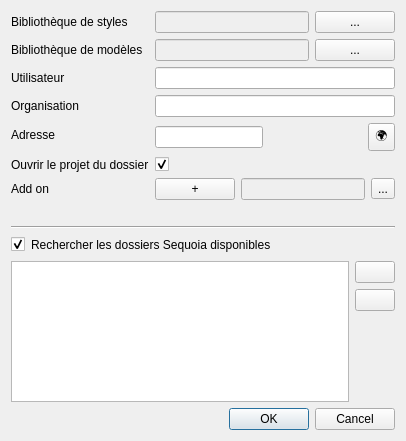
Above: qsequoia2/modules/global_settings/global_settings.ui from SequoiApp/Qsequoia2 before the change. Below: the same form after it.
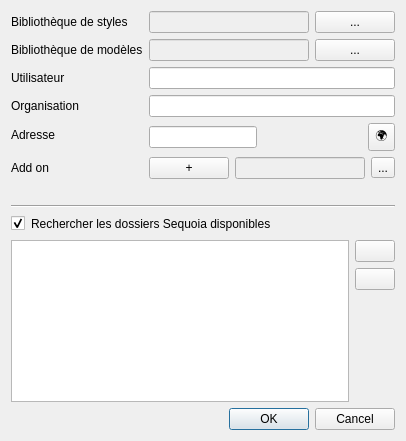
That is the form after the change.

Commit message: remove open project option

Diff of the .ui file:
```diff
--- a/qsequoia2/modules/global_settings/global_settings.ui
+++ b/qsequoia2/modules/global_settings/global_settings.ui
@@ -134,33 +134,13 @@
       </layout>
      </item>
      <item row="5" column="0">
-      <widget class="QLabel" name="label_4">
-       <property name="text">
-        <string>Ouvrir le projet du dossier</string>
-       </property>
-      </widget>
-     </item>
-     <item row="5" column="1">
-      <widget class="QCheckBox" name="cb_open_project">
-       <property name="toolTip">
-        <string>Ouvre ou créé un projet QGIS lors du chargement d'un dossier </string>
-       </property>
-       <property name="text">
-        <string/>
-       </property>
-       <property name="checked">
-        <bool>true</bool>
-       </property>
-      </widget>
-     </item>
-     <item row="6" column="0">
       <widget class="QLabel" name="label_6">
        <property name="text">
         <string>Add on </string>
        </property>
       </widget>
      </item>
-     <item row="6" column="1">
+     <item row="5" column="1">
       <layout class="QHBoxLayout" name="horizontalLayout">
        <item>
         <widget class="QPushButton" name="addon">
@@ -188,7 +168,7 @@
        </item>
       </layout>
      </item>
-     <item row="7" column="0">
+     <item row="6" column="0">
       <widget class="QLabel" name="label_3">
        <property name="text">
         <string/>
```
The commit also changes 1 other file.
